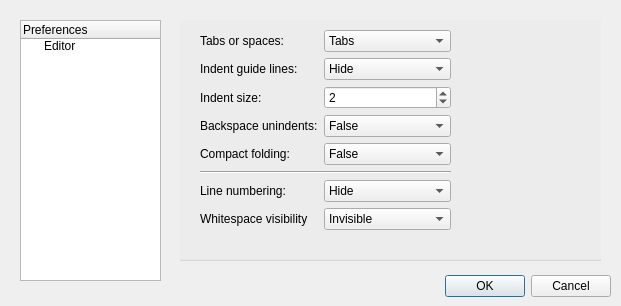
This is ui/preferencesdialog.ui in gideros/gideros as Qt 5 draws it before an edit. The edited form follows.
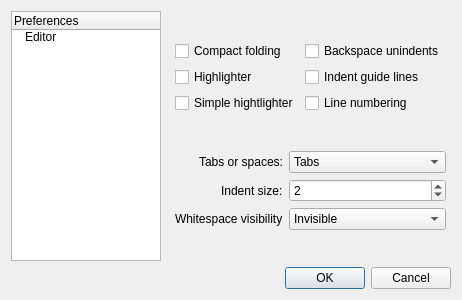
This is the edited form.

Commit message:
[studio] Added word hightlighter
[studio] Added custom folding regions
[studio] Fixed brackests highlight style
[studio] Fixed autoindentation outside folding region
[studio] Preferences window updated

Diff of the .ui file:
```diff
--- a/ui/preferencesdialog.ui
+++ b/ui/preferencesdialog.ui
@@ -6,46 +6,77 @@
    <rect>
     <x>0</x>
     <y>0</y>
-    <width>621</width>
-    <height>306</height>
+    <width>462</width>
+    <height>300</height>
    </rect>
   </property>
+  <property name="sizePolicy">
+   <sizepolicy hsizetype="Expanding" vsizetype="Expanding">
+    <horstretch>0</horstretch>
+    <verstretch>0</verstretch>
+   </sizepolicy>
+  </property>
+  <property name="minimumSize">
+   <size>
+    <width>462</width>
+    <height>300</height>
+   </size>
+  </property>
   <property name="windowTitle">
    <string>Preferences</string>
   </property>
-  <widget class="QDialogButtonBox" name="buttonBox">
-   <property name="geometry">
-    <rect>
-     <x>270</x>
-     <y>270</y>
-     <width>341</width>
-     <height>32</height>
-    </rect>
-   </property>
-   <property name="toolTip">
-    <string/>
-   </property>
-   <property name="accessibleName">
-    <string/>
-   </property>
-   <property name="accessibleDescription">
-    <string/>
-   </property>
-   <property name="orientation">
-    <enum>Qt::Horizontal</enum>
-   </property>
-   <property name="standardButtons">
-    <set>QDialogButtonBox::Cancel|QDialogButtonBox::Ok</set>
-   </property>
-  </widget>
+  <layout class="QVBoxLayout" name="verticalLayout">
+   <item>
+    <layout class="QHBoxLayout" name="horizontalLayout_2" stretch="0,0">
+     <property name="spacing">
+      <number>4</number>
+     </property>
+     <property name="sizeConstraint">
+      <enum>QLayout::SetMinAndMaxSize</enum>
+     </property>
+     <property name="leftMargin">
+      <number>0</number>
+     </property>
+     <property name="topMargin">
+      <number>0</number>
+     </property>
+     <property name="rightMargin">
+      <number>0</number>
+     </property>
+     <property name="bottomMargin">
+      <number>0</number>
+     </property>
+     <item>
   <widget class="QTreeWidget" name="preferencesTreeWidget">
-   <property name="geometry">
-    <rect>
-     <x>20</x>
-     <y>20</y>
-     <width>141</width>
-     <height>261</height>
-    </rect>
+       <property name="sizePolicy">
+        <sizepolicy hsizetype="Expanding" vsizetype="Expanding">
+         <horstretch>0</horstretch>
+         <verstretch>0</verstretch>
+        </sizepolicy>
+       </property>
+       <property name="minimumSize">
+        <size>
+         <width>150</width>
+         <height>0</height>
+        </size>
+       </property>
+       <property name="maximumSize">
+        <size>
+         <width>0</width>
+         <height>16777215</height>
+        </size>
+       </property>
+       <property name="sizeIncrement">
+        <size>
+         <width>0</width>
+         <height>0</height>
+        </size>
+       </property>
+       <property name="baseSize">
+        <size>
+         <width>0</width>
+         <height>0</height>
+        </size>
    </property>
    <property name="toolTip">
     <string/>
@@ -56,6 +87,30 @@
    <property name="accessibleDescription">
     <string/>
    </property>
+       <property name="frameShape">
+        <enum>QFrame::StyledPanel</enum>
+       </property>
+       <property name="frameShadow">
+        <enum>QFrame::Sunken</enum>
+       </property>
+       <property name="lineWidth">
+        <number>1</number>
+       </property>
+       <property name="sizeAdjustPolicy">
+        <enum>QAbstractScrollArea::AdjustToContents</enum>
+       </property>
+       <property name="textElideMode">
+        <enum>Qt::ElideRight</enum>
+       </property>
+       <property name="indentation">
+        <number>10</number>
+       </property>
+       <property name="uniformRowHeights">
+        <bool>false</bool>
+       </property>
+       <property name="itemsExpandable">
+        <bool>true</bool>
+       </property>
    <column>
     <property name="text">
      <string>Preferences</string>
@@ -67,50 +122,50 @@
     </property>
    </item>
   </widget>
+     </item>
+     <item>
   <widget class="QStackedWidget" name="stackedWidget">
-   <property name="geometry">
-    <rect>
-     <x>180</x>
-     <y>20</y>
-     <width>421</width>
-     <height>241</height>
-    </rect>
+       <property name="sizePolicy">
+        <sizepolicy hsizetype="Expanding" vsizetype="Expanding">
+         <horstretch>0</horstretch>
+         <verstretch>0</verstretch>
+        </sizepolicy>
+       </property>
+       <property name="layoutDirection">
+        <enum>Qt::LeftToRight</enum>
+       </property>
+       <property name="frameShape">
+        <enum>QFrame::NoFrame</enum>
+       </property>
+       <property name="frameShadow">
+        <enum>QFrame::Plain</enum>
+       </property>
+       <property name="lineWidth">
+        <number>1</number>
+       </property>
+       <property name="midLineWidth">
+        <number>0</number>
    </property>
    <property name="currentIndex">
     <number>0</number>
    </property>
    <widget class="QWidget" name="Editor">
-    <widget class="QGroupBox" name="editorGroupBox">
-     <property name="geometry">
-      <rect>
-       <x>-10</x>
-       <y>-10</y>
-       <width>441</width>
-       <height>251</height>
-      </rect>
-     </property>
-     <property name="toolTip">
-      <string/>
-     </property>
-     <property name="accessibleName">
-      <string/>
-     </property>
-     <property name="accessibleDescription">
-      <string/>
-     </property>
-     <property name="title">
-      <string/>
-     </property>
      <widget class="QWidget" name="formLayoutWidget">
       <property name="geometry">
        <rect>
-        <x>30</x>
-        <y>20</y>
-        <width>251</width>
-        <height>216</height>
+           <x>10</x>
+           <y>140</y>
+           <width>271</width>
+           <height>101</height>
        </rect>
       </property>
       <layout class="QFormLayout" name="formLayout">
+          <property name="sizeConstraint">
+           <enum>QLayout::SetDefaultConstraint</enum>
+          </property>
+          <property name="labelAlignment">
+           <set>Qt::AlignRight|Qt::AlignTrailing|Qt::AlignVCenter</set>
+          </property>
        <item row="0" column="0">
         <widget class="QLabel" name="label_2">
          <property name="text">
@@ -133,27 +188,6 @@
         </widget>
        </item>
        <item row="1" column="0">
-        <widget class="QLabel" name="showIndentGuideLabel">
-         <property name="text">
-          <string>Indent guide lines:</string>
-         </property>
-        </widget>
-       </item>
-       <item row="1" column="1">
-        <widget class="QComboBox" name="showIndentGuideComboBox">
-         <item>
-          <property name="text">
-           <string>Hide</string>
-          </property>
-         </item>
-         <item>
-          <property name="text">
-           <string>Show</string>
-          </property>
-         </item>
-        </widget>
-       </item>
-       <item row="2" column="0">
         <widget class="QLabel" name="label">
          <property name="toolTip">
           <string/>
@@ -169,7 +203,7 @@
          </property>
         </widget>
        </item>
-       <item row="2" column="1">
+          <item row="1" column="1">
         <widget class="QSpinBox" name="tabSizeSpinBox">
          <property name="toolTip">
           <string/>
@@ -194,93 +228,14 @@
          </property>
         </widget>
        </item>
-       <item row="3" column="0">
-        <widget class="QLabel" name="backspaceUnindentsLabel">
-         <property name="text">
-          <string>Backspace unindents:</string>
-         </property>
-        </widget>
-       </item>
-       <item row="3" column="1">
-        <widget class="QComboBox" name="backspaceUnindentsComboBox">
-         <item>
-          <property name="text">
-           <string>False</string>
-          </property>
-         </item>
-         <item>
-          <property name="text">
-           <string>True</string>
-          </property>
-         </item>
-        </widget>
-       </item>
-       <item row="4" column="0">
-        <widget class="QLabel" name="compactFoldLabel">
-         <property name="text">
-          <string>Compact folding:</string>
-         </property>
-        </widget>
-       </item>
-       <item row="4" column="1">
-        <widget class="QComboBox" name="compactFoldComboBox">
-         <item>
-          <property name="text">
-           <string>False</string>
-          </property>
-         </item>
-         <item>
-          <property name="text">
-           <string>True</string>
-          </property>
-         </item>
-        </widget>
-       </item>
-       <item row="5" column="0" colspan="2">
-        <widget class="Line" name="line">
-         <property name="orientation">
-          <enum>Qt::Horizontal</enum>
-         </property>
-        </widget>
-       </item>
-       <item row="6" column="0">
-        <widget class="QLabel" name="lineNumberingLabel">
-         <property name="toolTip">
-          <string/>
-         </property>
-         <property name="whatsThis">
-          <string/>
-         </property>
-         <property name="text">
-          <string>Line numbering:</string>
-         </property>
-        </widget>
-       </item>
-       <item row="6" column="1">
-        <widget class="QComboBox" name="lineNumberingComboBox">
-         <property name="toolTip">
-          <string>&lt;html&gt;&lt;head/&gt;&lt;body&gt;&lt;p&gt;&amp;lt;html&amp;gt;&amp;lt;head/&amp;gt;&amp;lt;body&amp;gt;&amp;lt;p&amp;gt;Takes effect with first file opened after a restart or all files have been closed.&amp;lt;/p&amp;gt;&amp;lt;/body&amp;gt;&amp;lt;/html&amp;gt;&lt;/p&gt;&lt;/body&gt;&lt;/html&gt;</string>
-         </property>
-         <item>
-          <property name="text">
-           <string>Hide</string>
-          </property>
-         </item>
-         <item>
-          <property name="text">
-           <string>Show</string>
-          </property>
-         </item>
-        </widget>
-       </item>
-       <item row="7" column="0">
+          <item row="2" column="0">
         <widget class="QLabel" name="whitespaceVisibilityLabel">
          <property name="text">
           <string>Whitespace visibility</string>
          </property>
         </widget>
        </item>
-       <item row="7" column="1">
+          <item row="2" column="1">
         <widget class="QComboBox" name="whitespaceVisibilityComboBox">
          <item>
           <property name="text">
@@ -306,10 +261,111 @@
        </item>
       </layout>
      </widget>
+        <widget class="QWidget" name="formLayoutWidget_2">
+         <property name="geometry">
+          <rect>
+           <x>10</x>
+           <y>30</y>
+           <width>271</width>
+           <height>91</height>
+          </rect>
+         </property>
+         <layout class="QFormLayout" name="formLayout_2">
+          <property name="fieldGrowthPolicy">
+           <enum>QFormLayout::ExpandingFieldsGrow</enum>
+          </property>
+          <property name="rowWrapPolicy">
+           <enum>QFormLayout::DontWrapRows</enum>
+          </property>
+          <property name="labelAlignment">
+           <set>Qt::AlignLeading|Qt::AlignLeft|Qt::AlignVCenter</set>
+          </property>
+          <property name="formAlignment">
+           <set>Qt::AlignLeading|Qt::AlignLeft|Qt::AlignTop</set>
+          </property>
+          <item row="0" column="0">
+           <widget class="QCheckBox" name="compactFoldCheckBox">
+            <property name="text">
+             <string>Compact folding</string>
+            </property>
+           </widget>
+          </item>
+          <item row="1" column="0">
+           <widget class="QCheckBox" name="wordHighlighterCheckBox">
+            <property name="text">
+             <string>Highlighter</string>
+            </property>
+           </widget>
+          </item>
+          <item row="2" column="0">
+           <widget class="QCheckBox" name="wordHightlighterSimpleCheckBox">
+            <property name="toolTip">
+             <string>&lt;html&gt;&lt;head/&gt;&lt;body&gt;&lt;p&gt;Ignores all selections. Finds a word at last cursor position (in case of using multiple cursors).&lt;/p&gt;&lt;/body&gt;&lt;/html&gt;</string>
+            </property>
+            <property name="layoutDirection">
+             <enum>Qt::LeftToRight</enum>
+            </property>
+            <property name="text">
+             <string>Simple hightlighter</string>
+            </property>
+           </widget>
+          </item>
+          <item row="0" column="1">
+           <widget class="QCheckBox" name="backspaceUnindentsCheckBox">
+            <property name="text">
+             <string>Backspace unindents</string>
+            </property>
+           </widget>
+          </item>
+          <item row="1" column="1">
+           <widget class="QCheckBox" name="showIndentGuideCheckBox">
+            <property name="text">
+             <string>Indent guide lines</string>
+            </property>
+           </widget>
+          </item>
+          <item row="2" column="1">
+           <widget class="QCheckBox" name="lineNumberingCheckBox">
+            <property name="toolTip">
+             <string>&lt;html&gt;&lt;head/&gt;&lt;body&gt;&lt;p&gt;Takes effect with first file opened after a restart or all files have been closed.&lt;/p&gt;&lt;/body&gt;&lt;/html&gt;</string>
+            </property>
+            <property name="text">
+             <string>Line numbering</string>
+            </property>
+           </widget>
+          </item>
+         </layout>
     </widget>
    </widget>
    <widget class="QWidget" name="Keybindings"/>
   </widget>
+     </item>
+    </layout>
+   </item>
+   <item>
+    <layout class="QHBoxLayout" name="horizontalLayout">
+     <item>
+      <widget class="QDialogButtonBox" name="buttonBox">
+       <property name="toolTip">
+        <string/>
+       </property>
+       <property name="accessibleName">
+        <string/>
+       </property>
+       <property name="accessibleDescription">
+        <string/>
+       </property>
+       <property name="orientation">
+        <enum>Qt::Horizontal</enum>
+       </property>
+       <property name="standardButtons">
+        <set>QDialogButtonBox::Cancel|QDialogButtonBox::Ok</set>
+       </property>
+      </widget>
+     </item>
+    </layout>
+   </item>
+  </layout>
  </widget>
  <resources/>
  <connections>
```
Left out of the diff: 3 changed lines with no effect on the pictures. Lines whose indentation alone changed are shown as unchanged. The commit also changes 7 other files.
